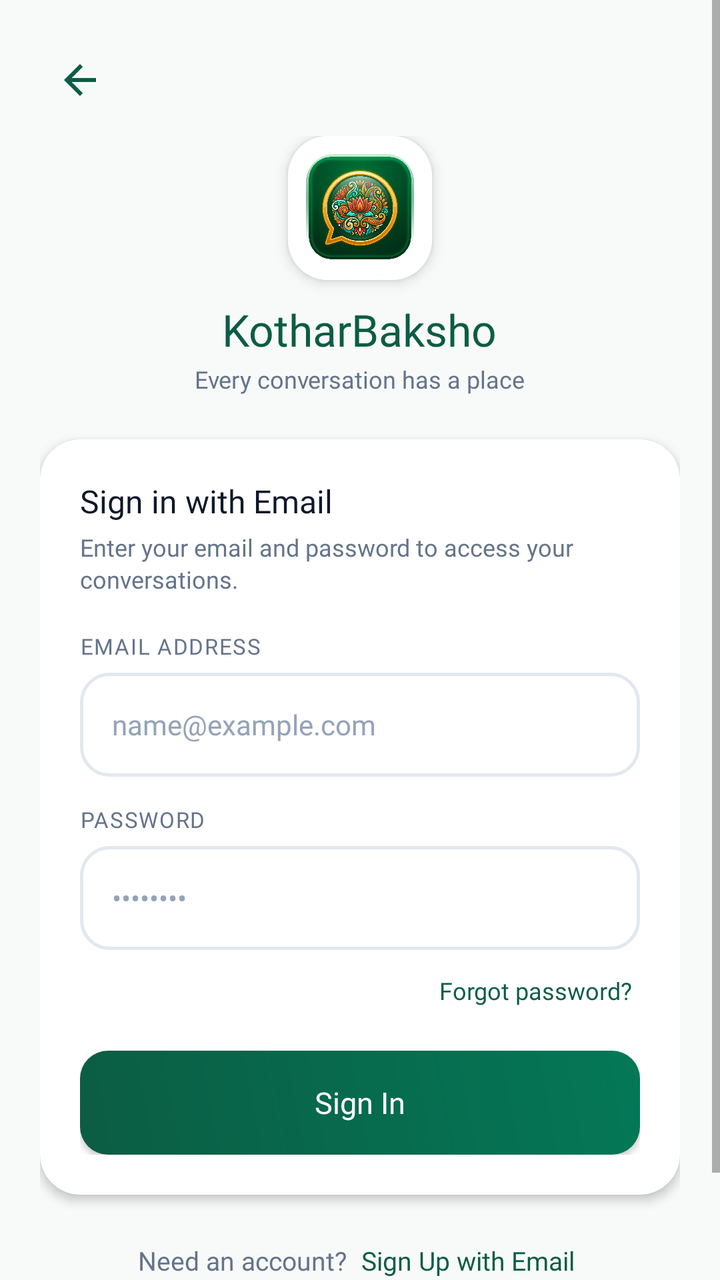
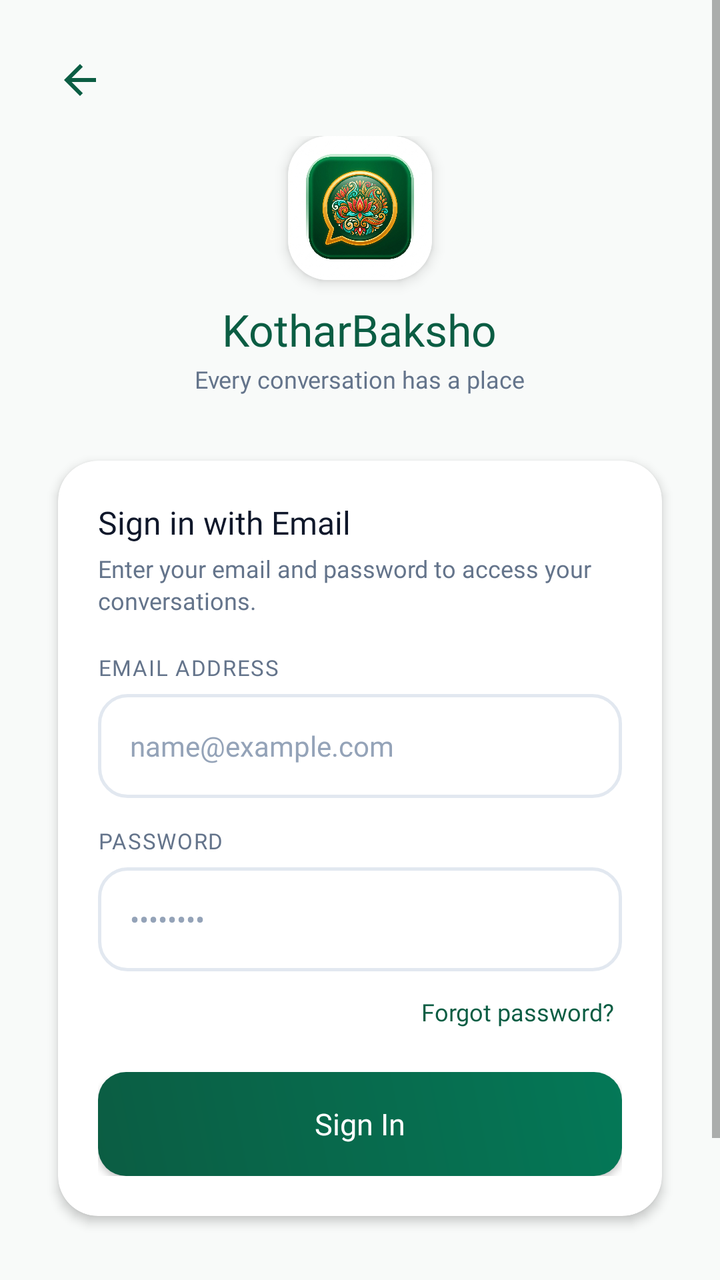

Compare the two renders of this Android layout. The source of the first and the diff that turns it into the second are given below.
<!-- AndroidManifest.xml: application theme Theme.KotharBaksho -->
<!-- res/layout/activity_email_login.xml -->
<?xml version="1.0" encoding="utf-8"?>
<ScrollView xmlns:android="http://schemas.android.com/apk/res/android"
    xmlns:app="http://schemas.android.com/apk/res-auto"
    xmlns:tools="http://schemas.android.com/tools"
    android:layout_width="match_parent"
    android:layout_height="match_parent"
    android:background="@color/bg_main"
    android:fillViewport="true"
    tools:context=".EmailLoginActivity">

    <androidx.constraintlayout.widget.ConstraintLayout
        android:layout_width="match_parent"
        android:layout_height="wrap_content"
        android:paddingHorizontal="20dp"
        android:paddingVertical="20dp">

        
        <ImageView
            android:id="@+id/btnBackEmail"
            android:layout_width="40dp"
            android:layout_height="40dp"
            android:background="?attr/selectableItemBackgroundBorderless"
            android:padding="8dp"
            android:src="@drawable/ic_back_arrow"
            app:layout_constraintStart_toStartOf="parent"
            app:layout_constraintTop_toTopOf="parent"
            app:tint="@color/primary" />

        
        <LinearLayout
            android:id="@+id/emailHeader"
            android:layout_width="wrap_content"
            android:layout_height="wrap_content"
            android:layout_marginTop="8dp"
            android:gravity="center"
            android:orientation="vertical"
            app:layout_constraintEnd_toEndOf="parent"
            app:layout_constraintStart_toStartOf="parent"
            app:layout_constraintTop_toBottomOf="@id/btnBackEmail">

            <androidx.cardview.widget.CardView
                android:layout_width="72dp"
                android:layout_height="72dp"
                app:cardCornerRadius="20dp"
                app:cardElevation="4dp">

                <ImageView
                    android:layout_width="match_parent"
                    android:layout_height="match_parent"
                    android:scaleType="centerCrop"
                    android:src="@drawable/app_logo" />
            </androidx.cardview.widget.CardView>

            <TextView
                android:layout_width="wrap_content"
                android:layout_height="wrap_content"
                android:layout_marginTop="10dp"
                android:fontFamily="@font/poppins_bold"
                android:text="@string/app_name_english"
                android:textColor="@color/primary"
                android:textSize="22sp" />

            <TextView
                android:layout_width="wrap_content"
                android:layout_height="wrap_content"
                android:layout_marginTop="2dp"
                android:fontFamily="@font/poppins_regular"
                android:text="@string/tagline_english"
                android:textColor="@color/text_secondary"
                android:textSize="12sp" />

        </LinearLayout>

        
        <androidx.cardview.widget.CardView
            android:id="@+id/cardEmailForm"
            android:layout_width="match_parent"
            android:layout_height="wrap_content"
            android:layout_marginTop="22dp"
            app:cardBackgroundColor="@color/surface_card"
            app:cardCornerRadius="20dp"
            app:cardElevation="3dp"
            app:layout_constraintEnd_toEndOf="parent"
            app:layout_constraintStart_toStartOf="parent"
            app:layout_constraintTop_toBottomOf="@id/emailHeader">

            <LinearLayout
                android:layout_width="match_parent"
                android:layout_height="wrap_content"
                android:orientation="vertical"
                android:padding="20dp">

                <TextView
                    android:layout_width="wrap_content"
                    android:layout_height="wrap_content"
                    android:fontFamily="@font/poppins_bold"
                    android:text="Sign in with Email"
                    android:textColor="@color/text_primary"
                    android:textSize="16sp" />

                <TextView
                    android:layout_width="wrap_content"
                    android:layout_height="wrap_content"
                    android:layout_marginTop="4dp"
                    android:fontFamily="@font/poppins_regular"
                    android:lineSpacingExtra="2dp"
                    android:text="Enter your email and password to access your conversations."
                    android:textColor="@color/text_secondary"
                    android:textSize="12sp" />

                
                <TextView
                    android:layout_width="wrap_content"
                    android:layout_height="wrap_content"
                    android:layout_marginTop="18dp"
                    android:fontFamily="@font/poppins_bold"
                    android:letterSpacing="0.05"
                    android:text="EMAIL ADDRESS"
                    android:textColor="@color/text_secondary"
                    android:textSize="11sp" />

                <EditText
                    android:id="@+id/etEmail"
                    android:layout_width="match_parent"
                    android:layout_height="52dp"
                    android:layout_marginTop="6dp"
                    android:background="@drawable/bg_input_field"
                    android:fontFamily="@font/poppins_regular"
                    android:hint="name@example.com"
                    android:inputType="textEmailAddress"
                    android:paddingHorizontal="16dp"
                    android:textColor="@color/text_primary"
                    android:textColorHint="@color/text_hint"
                    android:textSize="14sp" />

                
                <TextView
                    android:layout_width="wrap_content"
                    android:layout_height="wrap_content"
                    android:layout_marginTop="14dp"
                    android:fontFamily="@font/poppins_bold"
                    android:letterSpacing="0.05"
                    android:text="PASSWORD"
                    android:textColor="@color/text_secondary"
                    android:textSize="11sp" />

                <EditText
                    android:id="@+id/etPassword"
                    android:layout_width="match_parent"
                    android:layout_height="52dp"
                    android:layout_marginTop="6dp"
                    android:background="@drawable/bg_input_field"
                    android:fontFamily="@font/poppins_regular"
                    android:hint="••••••••"
                    android:inputType="textPassword"
                    android:paddingHorizontal="16dp"
                    android:textColor="@color/text_primary"
                    android:textColorHint="@color/text_hint"
                    android:textSize="14sp" />

                
                <TextView
                    android:id="@+id/tvForgotPassword"
                    android:layout_width="wrap_content"
                    android:layout_height="wrap_content"
                    android:layout_gravity="end"
                    android:layout_marginTop="8dp"
                    android:fontFamily="@font/poppins_bold"
                    android:padding="4dp"
                    android:text="Forgot password?"
                    android:textColor="@color/primary"
                    android:textSize="12sp" />

                
                <FrameLayout
                    android:layout_width="match_parent"
                    android:layout_height="52dp"
                    android:layout_marginTop="18dp">

                    <androidx.appcompat.widget.AppCompatButton
                        android:id="@+id/btnEmailSignIn"
                        android:layout_width="match_parent"
                        android:layout_height="match_parent"
                        android:background="@drawable/bg_btn_primary"
                        android:fontFamily="@font/poppins_bold"
                        android:text="Sign In"
                        android:textAllCaps="false"
                        android:textColor="@color/white"
                        android:textSize="15sp" />

                    <ProgressBar
                        android:id="@+id/emailProgress"
                        android:layout_width="26dp"
                        android:layout_height="26dp"
                        android:layout_gravity="center"
                        android:indeterminateTint="@color/white"
                        android:visibility="gone" />

                </FrameLayout>

            </LinearLayout>

        </androidx.cardview.widget.CardView>

        
        <LinearLayout
            android:id="@+id/bottomLinksLayout"
            android:layout_width="wrap_content"
            android:layout_height="wrap_content"
            android:layout_marginTop="20dp"
            android:gravity="center"
            android:orientation="vertical"
            app:layout_constraintEnd_toEndOf="parent"
            app:layout_constraintStart_toStartOf="parent"
            app:layout_constraintTop_toBottomOf="@id/cardEmailForm">

            <LinearLayout
                android:layout_width="wrap_content"
                android:layout_height="wrap_content"
                android:gravity="center"
                android:orientation="horizontal">

                <TextView
                    android:layout_width="wrap_content"
                    android:layout_height="wrap_content"
                    android:fontFamily="@font/poppins_regular"
                    android:text="Need an account? "
                    android:textColor="@color/text_secondary"
                    android:textSize="13sp" />

                <TextView
                    android:id="@+id/tvEmailSignUp"
                    android:layout_width="wrap_content"
                    android:layout_height="wrap_content"
                    android:fontFamily="@font/poppins_bold"
                    android:padding="4dp"
                    android:text="Sign Up with Email"
                    android:textColor="@color/primary"
                    android:textSize="13sp" />

            </LinearLayout>

            <TextView
                android:id="@+id/tvPhoneLogin"
                android:layout_width="wrap_content"
                android:layout_height="wrap_content"
                android:layout_marginTop="6dp"
                android:fontFamily="@font/poppins_bold"
                android:padding="6dp"
                android:text="Sign in with Phone Number"
                android:textColor="@color/primary"
                android:textSize="13sp" />

        </LinearLayout>

    </androidx.constraintlayout.widget.ConstraintLayout>

</ScrollView>
<!-- resources referenced by this layout -->
<resources>
  <color name="bg_main">#F8FAF9</color>
  <color name="primary">#0B5D43</color>
  <color name="surface_card">#FFFFFF</color>
  <color name="text_hint">#94A3B8</color>
  <color name="text_primary">#0F172A</color>
  <color name="text_secondary">#64748B</color>
  <color name="white">#FFFFFFFF</color>
  <!-- drawable app_logo: png bitmap (drawable-xhdpi, 474106 bytes) -->
  <!-- drawable bg_btn_primary (drawable) -->
  <?xml version="1.0" encoding="utf-8"?>
  <ripple xmlns:android="http://schemas.android.com/apk/res/android"
      android:color="#33FFFFFF">
      <item>
          <shape>
              <gradient
                  android:startColor="@color/primary"
                  android:endColor="@color/primary_variant"
                  android:angle="45" />
              <corners android:radius="14dp" />
          </shape>
      </item>
  </ripple>
  <!-- drawable bg_input_field (drawable) -->
  <?xml version="1.0" encoding="utf-8"?>
  <shape xmlns:android="http://schemas.android.com/apk/res/android">
      <solid android:color="@color/surface_card" />
      <stroke android:width="1.5dp" android:color="@color/divider_line" />
      <corners android:radius="14dp" />
  </shape>
  <!-- drawable ic_back_arrow (drawable) -->
  <vector xmlns:android="http://schemas.android.com/apk/res/android"
      android:width="24dp"
      android:height="24dp"
      android:viewportWidth="24"
      android:viewportHeight="24">
    <path
        android:fillColor="@android:color/white"
        android:pathData="M20,11H7.83l5.59,-5.59L12,4l-8,8 8,8 1.41,-1.41L7.83,13H20V11Z"/>
  </vector>
  <string name="app_name_english">KotharBaksho</string>
  <string name="tagline_english">Every conversation has a place</string>
  <style name="Theme.KotharBaksho" parent="Theme.MaterialComponents.DayNight.NoActionBar">
          
          <item name="colorPrimary">@color/primary</item>
          <item name="colorPrimaryVariant">@color/primary_dark</item>
          <item name="colorOnPrimary">@color/white</item>
          
          <item name="colorSecondary">@color/accent_gold</item>
          <item name="colorSecondaryVariant">@color/accent_gold_dark</item>
          <item name="colorOnSecondary">@color/black</item>
          
          <item name="android:statusBarColor">@color/primary_dark</item>
          <item name="android:windowBackground">@color/bg_main</item>
      </style>
  <color name="primary_variant">#047857</color>
  <color name="divider_line">#E2E8F0</color>
  <color name="primary_dark">#064E3B</color>
  <color name="accent_gold">#F59E0B</color>
  <color name="accent_gold_dark">#D97706</color>
  <color name="black">#FF000000</color>
</resources>

<!-- the commit's change to res/layout/activity_email_login.xml (unified diff, before → after) -->
@@ -80,6 +80,7 @@
             app:cardBackgroundColor="@color/surface_card"
             app:cardCornerRadius="20dp"
             app:cardElevation="3dp"
+            app:cardUseCompatPadding="true"
             app:layout_constraintEnd_toEndOf="parent"
             app:layout_constraintStart_toStartOf="parent"
             app:layout_constraintTop_toBottomOf="@id/emailHeader">
